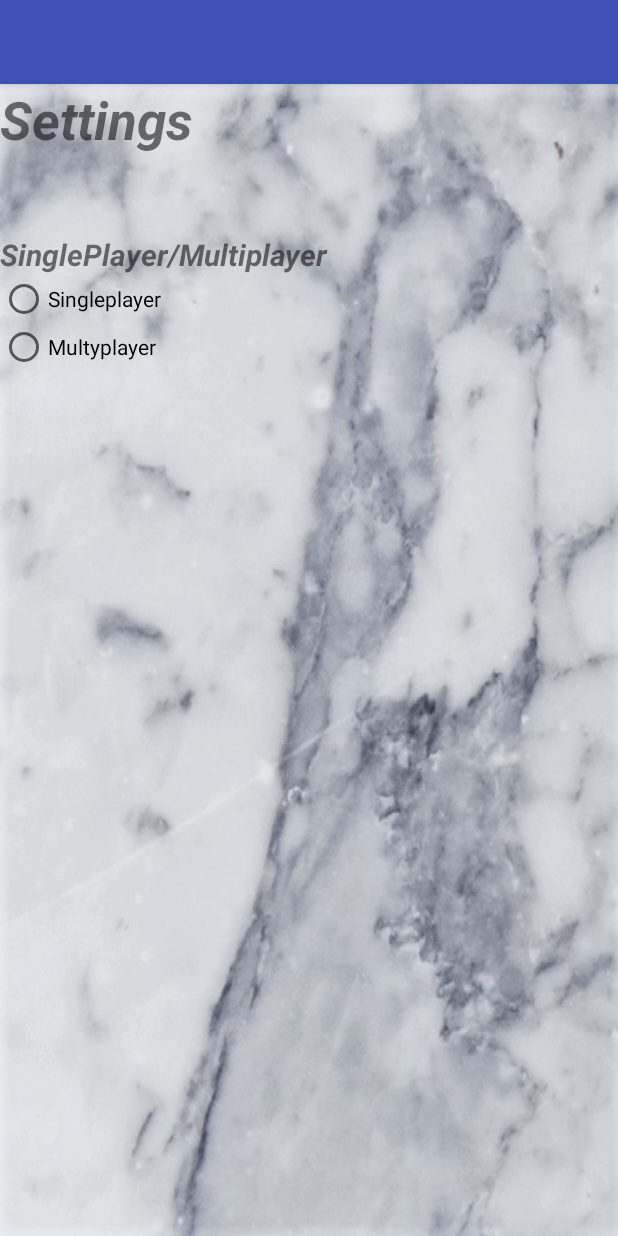
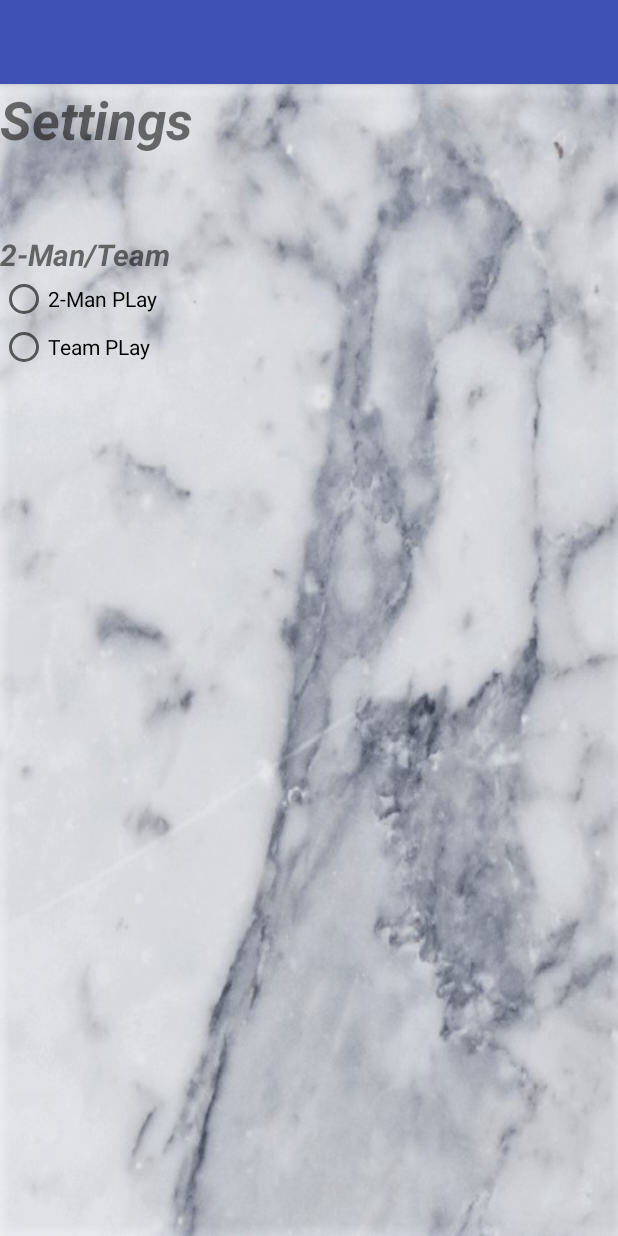
Before and after one commit to WouterHuygen/Spin-The-Bottle, an Android app: the SettingsActivity screen opened directly, with no data from a screen before it, on a phone screen of 412 x 824 dp. Run offline under Robolectric (Android 15) with nearby library versions, the phone set to English and light mode, and no system bars.

Commit message:
Classes aangemaakt+comments in layouts

```diff
--- a/app/src/main/res/layout/activity_game.xml
+++ b/app/src/main/res/layout/activity_game.xml
@@ -26,6 +26,7 @@
             android:textColor="@color/colorAccent"
             android:layout_width="wrap_content"
             android:layout_height="wrap_content" />
+        //ToDo 2 Textviews aanmaken voor de exacte waarde van de teams
     </LinearLayout>
     <LinearLayout
         android:orientation="horizontal"
@@ -39,6 +40,7 @@
             android:layout_height="200dp"
             android:layout_gravity="center_horizontal"
             android:src="@drawable/doublearrow" />
+        //ToDo Rotatiepijl centreren in hat scherm
     </LinearLayout>
     <LinearLayout
         android:layout_width="match_parent"
--- a/app/src/main/res/layout/activity_settings.xml
+++ b/app/src/main/res/layout/activity_settings.xml
@@ -23,22 +23,23 @@
         android:layout_width="match_parent"
         android:orientation="horizontal"
         android:layout_height="wrap_content">
+
         <TextView
             android:layout_width="match_parent"
             android:layout_height="wrap_content"
-            android:textStyle="bold|italic"
+            android:text="2-Man/Team"
             android:textSize="20dp"
-            android:text="SinglePlayer/Multiplayer" />
+            android:textStyle="bold|italic" />
     </LinearLayout>
 
     <RadioButton
         android:layout_width="match_parent"
         android:layout_height="wrap_content"
-        android:text="Singleplayer" />
+        android:text="2-Man PLay" />
 
     <RadioButton
         android:layout_width="match_parent"
         android:layout_height="wrap_content"
-        android:text="Multyplayer" />
+        android:text="Team PLay" />
 
 </LinearLayout>
```
Also changed, not shown: app/src/main/java/com/example/wouter/spinthebottle/GameQuestions.java (added, +15 -0 lines), app/src/main/java/com/example/wouter/spinthebottle/GameQuestionsList.java (added, +9 -0 lines), app/src/main/java/com/example/wouter/spinthebottle/IGameQuestions.java (added, +9 -0 lines).
